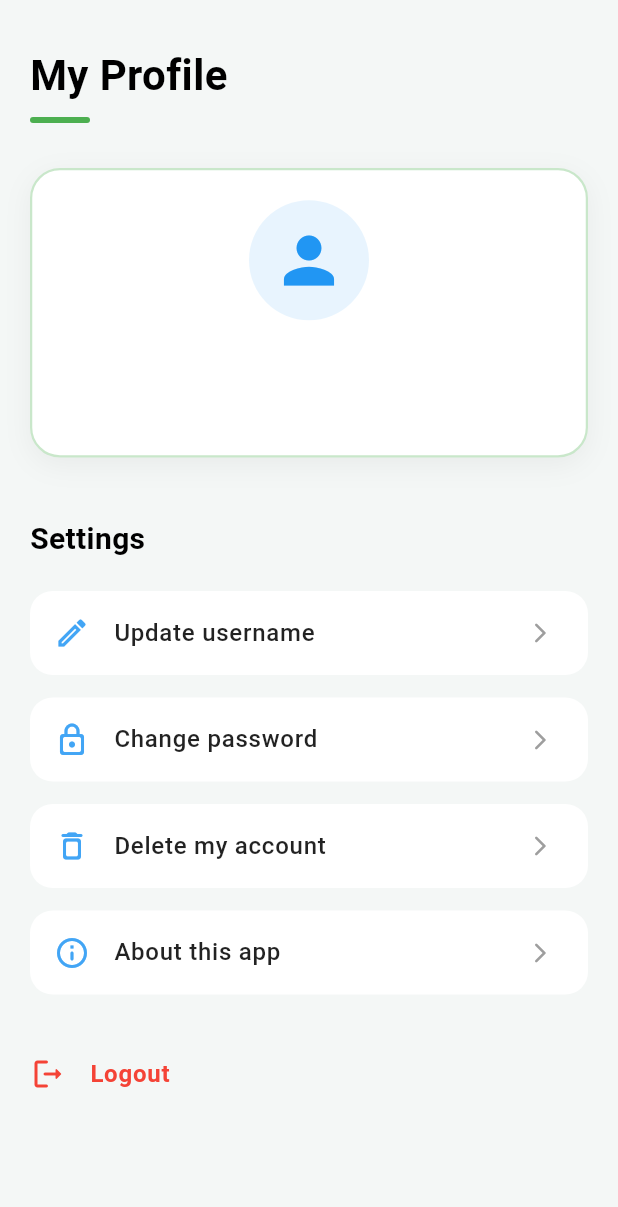
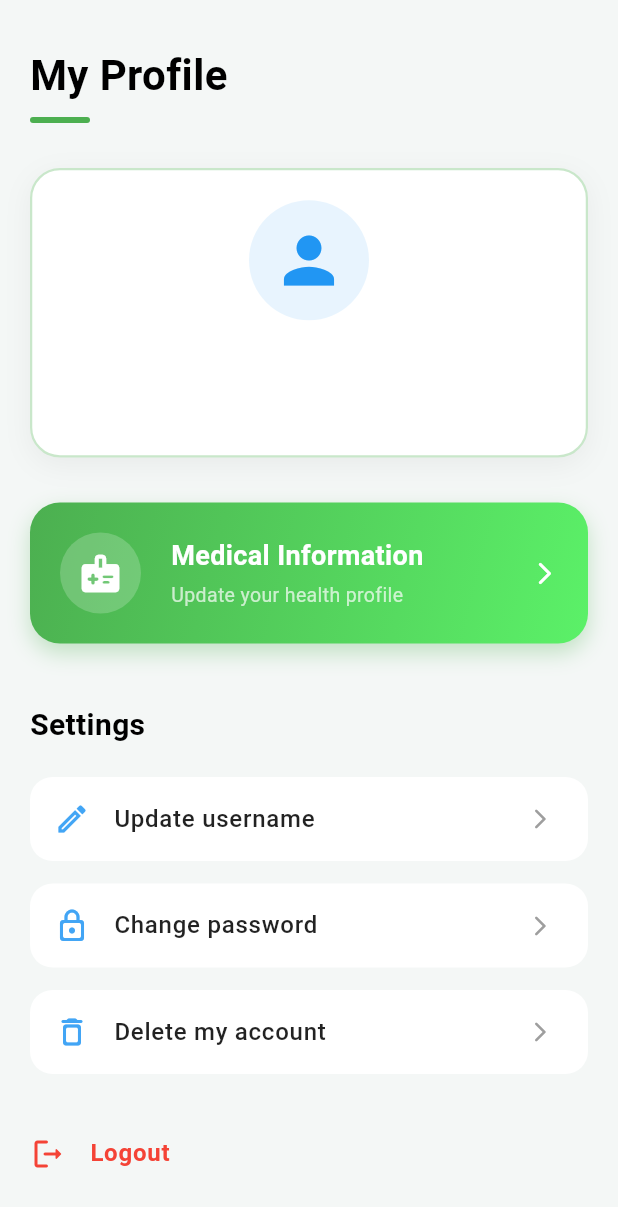
Before and after one commit to 6Guts9/MediCheck, a Flutter app: the ProfilePage screen opened directly, on a phone screen of 412 x 824 dp. Shown: the top 1207 px of the screen. Run offline on Flutter 3.47's test engine with Material 3 defaults, Android fonts, the phone set to English and light mode, and no system bars; our stand-ins replace cloud_firestore, firebase_auth, firebase_core, google_nav_bar; accounts and stored records are empty.

Commit message:
added user medical info

```diff
--- a/lib/Layer2/HomePage.dart
+++ b/lib/Layer2/HomePage.dart
@@ -1,6 +1,6 @@
 import 'package:flutter/material.dart';
 import 'package:google_nav_bar/google_nav_bar.dart';
-import 'Profile.dart'; // 1. Import the Profile Page
+import 'Profile/Profile.dart'; // 1. Import the Profile Page
 
 class HomePage extends StatefulWidget {
   const HomePage({super.key});
--- a/lib/Layer2/Profile.dart
+++ b/lib/Layer2/Profile/Profile.dart
@@ -1,9 +1,10 @@
 import 'package:firebase_auth/firebase_auth.dart';
 import 'package:flutter/material.dart';
 import 'package:phapp/Layer2/Profile/DeleteAccount.dart';
-import '../Authentication/auth_services.dart';
-import 'Profile/ChangePassword.dart';
-import 'Profile/EditUsername.dart';
+import '../../Authentication/auth_services.dart';
+import 'ChangePassword.dart';
+import 'EditUsername.dart';
+import 'MedicalInfo/InfoPage.dart';
 
 class ProfilePage extends StatelessWidget {
   const ProfilePage({super.key});
@@ -87,6 +88,82 @@ class ProfilePage extends StatelessWidget {
                       ),
                     ),
 
+                    const SizedBox(height: 30),
+
+                    // --- New Polished Medical Info Button ---
+                    GestureDetector(
+                      onTap: () {
+                        Navigator.push(
+                          context,
+                          MaterialPageRoute(builder: (context) => const InfoPage()),
+                        );
+                      },
+                      child: Container(
+                        width: double.infinity,
+                        padding: const EdgeInsets.all(20),
+                        decoration: BoxDecoration(
+                          gradient: const LinearGradient(
+                            colors: [Color(0xFF4CAF50), Color(0xFF5BF168)],
+                            begin: Alignment.topLeft,
+                            end: Alignment.bottomRight,
+                          ),
+                          borderRadius: BorderRadius.circular(20),
+                          boxShadow: [
+                            BoxShadow(
+                              color: Colors.green.withOpacity(0.3),
+                              blurRadius: 12,
+                              offset: const Offset(0, 6),
+                            ),
+                          ],
+                        ),
+                        child: Row(
+                          children: [
+                            Container(
+                              padding: const EdgeInsets.all(12),
+                              decoration: BoxDecoration(
+                                color: Colors.white.withOpacity(0.2),
+                                shape: BoxShape.circle,
+                              ),
+                              child: const Icon(
+                                Icons.medical_information_rounded,
+                                color: Colors.white,
+                                size: 30,
+                              ),
+                            ),
+                            const SizedBox(width: 20),
+                            const Expanded(
+                              child: Column(
+                                crossAxisAlignment: CrossAxisAlignment.start,
+                                children: [
+                                  Text(
+                                    "Medical Information",
+                                    style: TextStyle(
+                                      color: Colors.white,
+                                      fontSize: 18,
+                                      fontWeight: FontWeight.bold,
+                                    ),
+                                  ),
+                                  SizedBox(height: 4),
+                                  Text(
+                                    "Update your health profile",
+                                    style: TextStyle(
+                                      color: Colors.white70,
+                                      fontSize: 13,
+                                    ),
+                                  ),
+                                ],
+                              ),
+                            ),
+                            const Icon(
+                              Icons.arrow_forward_ios_rounded,
+                              color: Colors.white,
+                              size: 18,
+                            ),
+                          ],
+                        ),
+                      ),
+                    ),
+
                     const SizedBox(height: 40),
 
                     // Settings Section
@@ -130,11 +207,6 @@ class ProfilePage extends StatelessWidget {
                           MaterialPageRoute(builder: (context) => const DeleteAccountPage()),
                         );
                       },
-                    ),
-                    _buildSettingsItem(
-                      icon: Icons.info_outline_rounded,
-                      title: "About this app",
-                      onTap: () {},
                     ),
 
                     const SizedBox(height: 10),
--- a/pubspec.yaml
+++ b/pubspec.yaml
@@ -37,6 +37,7 @@ dependencies:
   firebase_core: ^4.6.0
   firebase_auth: ^6.3.0
   google_nav_bar: ^5.0.7
+  cloud_firestore: ^6.2.0
 
 dev_dependencies:
   flutter_test:
```
Also changed, not shown: lib/Layer2/Profile/MedicalInfo/InfoPage.dart (added, +366 -0 lines), pubspec.lock, 3 other files.
